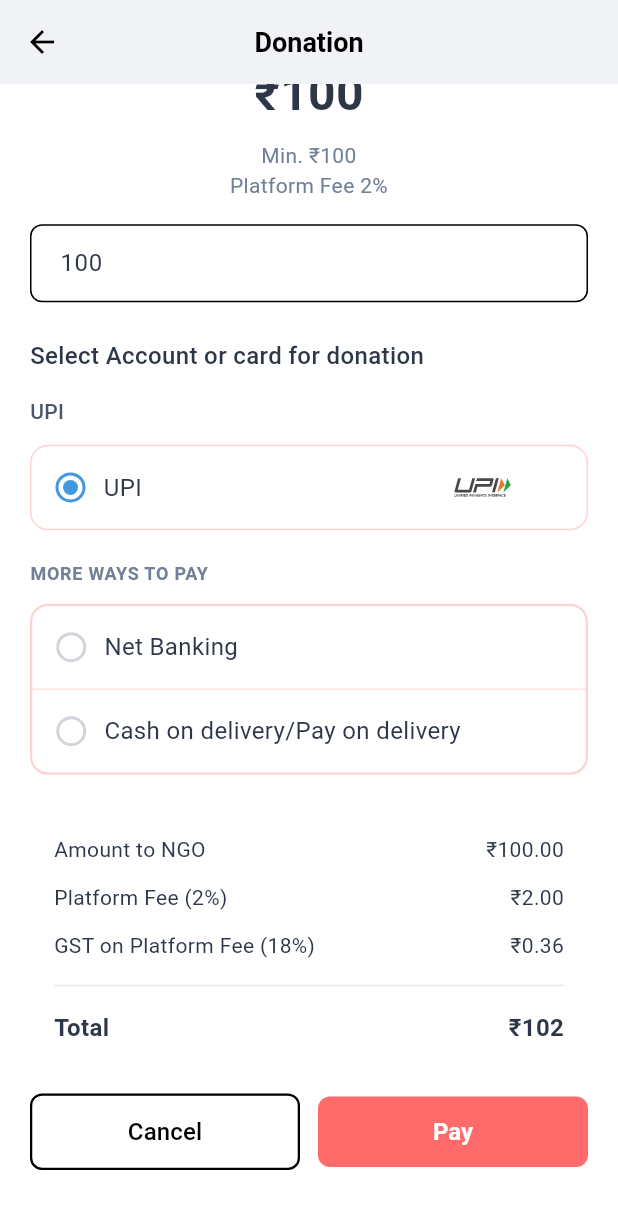
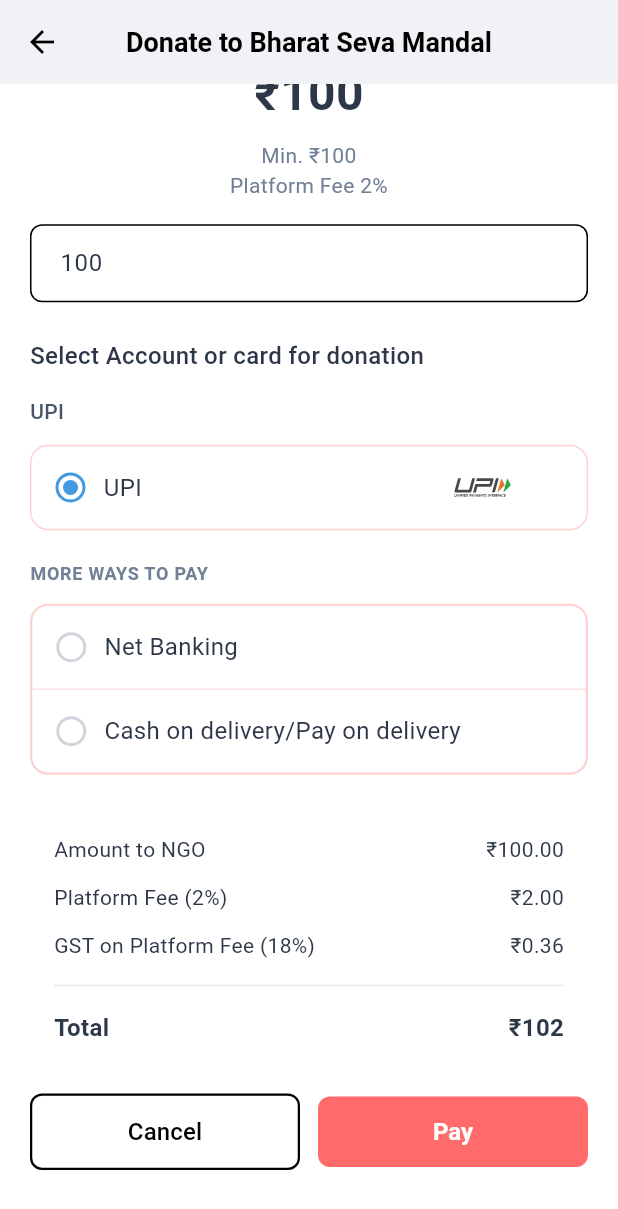
Before and after one commit to aibuzztech2024/medOCR, a Flutter app: the DonationPaymentScreen screen opened directly, scrolled down 462 dp, on a phone screen of 412 x 824 dp. Shown: the top 1209 px of the screen. Run offline on Flutter 3.47's test engine with Material 3 defaults, Android fonts, the phone set to English and light mode, and no system bars; our stand-ins replace animate_do, country_picker, dotted_border, easy_stepper, flutter_svg, get; network calls fail.

Commit message:
donate pages updates till now

```diff
--- a/lib/views/advertiser/donate/donation_payment.dart
+++ b/lib/views/advertiser/donate/donation_payment.dart
@@ -1,56 +1,54 @@
 import 'package:avatar/views/advertiser/donate/donation_payment_controller.dart';
+import 'package:avatar/views/advertiser/donate/donation_detailed_read_more_controller.dart';
 import 'package:avatar/views/advertiser/widget/amount_breakdown_card.dart';
+import 'package:avatar/views/advertiser/widget/custom_button.dart';
 import 'package:avatar/views/advertiser/widget/donate_payment_card.dart';
 import 'package:avatar/views/advertiser/widget/donation_amount_input.dart';
 import 'package:avatar/views/advertiser/widget/payment_option_card.dart';
-import 'package:avatar/views/advertiser/widget/custom_button.dart'; // Add this import
 import 'package:flutter/material.dart';
 import 'package:get/get.dart';
 
-// Import the reusable components
-
-/// Refactored donation payment screen with reusable components
+/// Main donation payment screen with data model integration
 class DonationPaymentScreen extends StatelessWidget {
   const DonationPaymentScreen({Key? key}) : super(key: key);
 
   @override
   Widget build(BuildContext context) {
-    final sampleDonation = DonationCardModel1(
-      imageUrl:
-          'https://images.unsplash.com/photo-1488521787991-ed7bbaae773c?ixlib=rb-4.0.3&ixid=M3wxMjA3fDB8MHxwaG90by1wYWdlfHx8fGVufDB8fHx8fA%3D%3D&auto=format&fit=crop&w=1000&q=80',
-      title: 'Bharat Seva Mandal',
-      subtitle: 'Healthcare Organization',
-      distance: '2.5 km',
-      category: 'Healthcare',
-      description:
-          'Complete health assessment including blood work, cardiac evaluation, and nutritionist consultation',
-      websiteUrl: 'https://example.com',
-    );
+    // Initialize controller
+    final controller = Get.put(DonationPaymentController());
 
-    final controller = Get.put(DonationPaymentController());
+    // Get donation data from navigation arguments
+    final DonationCardModel1? passedDonation =
+        Get.arguments as DonationCardModel1?;
+
+    // Use passed data or fallback to sample data
+    final donation = passedDonation ?? _createFallbackDonation();
+
+    print("🔥 Payment screen received data: ${donation.title}");
 
     return Scaffold(
       backgroundColor: Colors.white,
-      appBar: _buildAppBar(),
+      appBar: _buildAppBar(donation.title), // Dynamic app bar title
       body: SingleChildScrollView(
         padding: const EdgeInsets.all(20.0),
         child: Column(
           crossAxisAlignment: CrossAxisAlignment.start,
           children: [
-            DonationCard(donation: sampleDonation),
+            // Display organization details using passed data
+            DonationPaymentCard(donation: donation),
 
-            // Donation Amount Section - Using reusable component
+            // Donation amount input section
             DonationAmountInput(
               donationAmount: controller.ngoAmount,
               amountController: controller.amountController,
             ),
             const SizedBox(height: 24),
 
-            // Payment Method Selection
+            // Payment method selection section
             _buildPaymentMethodSection(controller),
             const SizedBox(height: 24),
 
-            // Amount Breakdown - Using reusable component
+            // Amount breakdown display
             Obx(
               () => AmountBreakdownCard(
                 items: [
@@ -74,9 +72,11 @@ class DonationPaymentScreen extends StatelessWidget {
               ),
             ),
             SizedBox(height: Get.height * 0.02),
+
+            // Action buttons row
             Row(
               children: [
-                // Cancel button
+                // Cancel donation button
                 Expanded(
                   child: CustomButton(
                     text: 'Cancel',
@@ -91,7 +91,7 @@ class DonationPaymentScreen extends StatelessWidget {
                   ),
                 ),
                 const SizedBox(width: 12),
-                // Pay button
+                // Process payment button
                 Expanded(
                   child: Obx(
                     () =>
@@ -134,8 +134,8 @@ class DonationPaymentScreen extends StatelessWidget {
     );
   }
 
-  /// Build app bar
-  AppBar _buildAppBar() {
+  /// Build dynamic app bar with organization name
+  AppBar _buildAppBar(String organizationTitle) {
     return AppBar(
       backgroundColor: Colors.white,
       elevation: 0,
@@ -143,9 +143,9 @@ class DonationPaymentScreen extends StatelessWidget {
         icon: const Icon(Icons.arrow_back, color: Colors.black),
         onPressed: () => Get.back(),
       ),
-      title: const Text(
-        'Donation',
-        style: TextStyle(
+      title: Text(
+        'Donate to ${_truncateTitle(organizationTitle)}', // Dynamic title
+        style: const TextStyle(
           color: Colors.black,
           fontSize: 18,
           fontWeight: FontWeight.w600,
@@ -153,6 +153,14 @@ class DonationPaymentScreen extends StatelessWidget {
       ),
       centerTitle: true,
     );
+  }
+
+  /// Truncate long organization titles for app bar
+  String _truncateTitle(String title) {
+    if (title.length > 20) {
+      return '${title.substring(0, 17)}...';
+    }
+    return title;
   }
 
   /// Build payment method selection section
@@ -170,7 +178,7 @@ class DonationPaymentScreen extends StatelessWidget {
         ),
         const SizedBox(height: 16),
 
-        // UPI Section
+        // UPI section header
         const Text(
           'UPI',
           style: TextStyle(
@@ -181,7 +189,7 @@ class DonationPaymentScreen extends StatelessWidget {
         ),
         const SizedBox(height: 12),
 
-        // UPI Option - Using reusable component
+        // UPI payment option
         Obx(
           () => UPIPaymentOption(
             method: 'UPI',
@@ -192,7 +200,7 @@ class DonationPaymentScreen extends StatelessWidget {
 
         const SizedBox(height: 20),
 
-        // More ways to pay section
+        // Alternative payment methods section
         const Text(
           'MORE WAYS TO PAY',
           style: TextStyle(
@@ -204,7 +212,7 @@ class DonationPaymentScreen extends StatelessWidget {
         ),
         const SizedBox(height: 12),
 
-        // Other payment options - Using reusable components
+        // Other payment options container
         Obx(
           () => PaymentOptionsContainer(
             children: [
@@ -232,4 +240,19 @@ class DonationPaymentScreen extends StatelessWidget {
       ],
     );
   }
+
+  /// Create fallback donation data if no arguments passed
+  DonationCardModel1 _createFallbackDonation() {
+    return DonationCardModel1(
+      imageUrl:
+          'https://images.unsplash.com/photo-1488521787991-ed7bbaae773c?ixlib=rb-4.0.3&ixid=M3wxMjA3fDB8MHxwaG90by1wYWdlfHx8fGVufDB8fHx8fA%3D%3D&auto=format&fit=crop&w=1000&q=80',
+      title: 'Bharat Seva Mandal',
+      subtitle: 'Healthcare Organization',
+      distance: '2.5 km',
+      category: 'Healthcare',
+      description:
+          'Complete sux health assessment including blood work, cardiac evaluation, and nutritionist consultation',
+      websiteUrl: 'https://example.com',
+    );
+  }
 }
--- a/lib/views/advertiser/widget/donate_payment_card.dart
+++ b/lib/views/advertiser/widget/donate_payment_card.dart
@@ -1,30 +1,19 @@
+import 'package:avatar/views/advertiser/donate/donation_payment_controller.dart';
+import 'package:avatar/views/advertiser/donate/donation_detailed_read_more_controller.dart';
+import 'package:avatar/views/advertiser/widget/amount_breakdown_card.dart';
+import 'package:avatar/views/advertiser/widget/donate_payment_card.dart';
+import 'package:avatar/views/advertiser/widget/donation_amount_input.dart';
+import 'package:avatar/views/advertiser/widget/payment_option_card.dart';
+import 'package:avatar/views/advertiser/widget/custom_button.dart';
 import 'package:flutter/material.dart';
 import 'package:get/get.dart';
 
-class DonationCardModel1 {
-  final String imageUrl;
-  final String title;
-  final String subtitle;
-  final String distance;
-  final String category;
-  final String description;
-  final String websiteUrl;
-
-  DonationCardModel1({
-    required this.imageUrl,
-    required this.title,
-    required this.subtitle,
-    required this.distance,
-    required this.category,
-    required this.description,
-    required this.websiteUrl,
-  });
-}
-
-class DonationCard extends StatelessWidget {
+/// Payment card widget that displays donation organization details
+class DonationPaymentCard extends StatelessWidget {
   final DonationCardModel1 donation;
 
-  const DonationCard({Key? key, required this.donation}) : super(key: key);
+  const DonationPaymentCard({Key? key, required this.donation})
+    : super(key: key);
 
   @override
   Widget build(BuildContext context) {
@@ -45,7 +34,7 @@ class DonationCard extends StatelessWidget {
       child: Column(
         crossAxisAlignment: CrossAxisAlignment.start,
         children: [
-          // Image Container
+          // Organization image container
           Container(
             width: 366,
             height: 255,
@@ -60,8 +49,7 @@ class DonationCard extends StatelessWidget {
               ),
             ),
           ),
-
-          // Content Container
+          // Organization details container
           Expanded(
             child: Padding(
               padding: const EdgeInsets.all(16.0),
@@ -72,7 +60,7 @@ class DonationCard extends StatelessWidget {
                   Column(
                     crossAxisAlignment: CrossAxisAlignment.start,
                     children: [
-                      // Title
+                      // Organization title
                       Text(
                         donation.title,
                         style: const TextStyle(
@@ -83,10 +71,8 @@ class DonationCard extends StatelessWidget {
                         maxLines: 2,
                         overflow: TextOverflow.ellipsis,
                       ),
-
                       SizedBox(height: Get.height * 0.001),
-
-                      // Description
+                      // Organization description
                       Text(
                         donation.description,
                         style: const TextStyle(
```
Also changed, not shown: lib/views/advertiser/donate/donation_detailed_read_more_controller.dart (+50 -49 lines), lib/views/advertiser/widget/donation_read_more_card.dart (+15 -24 lines).
